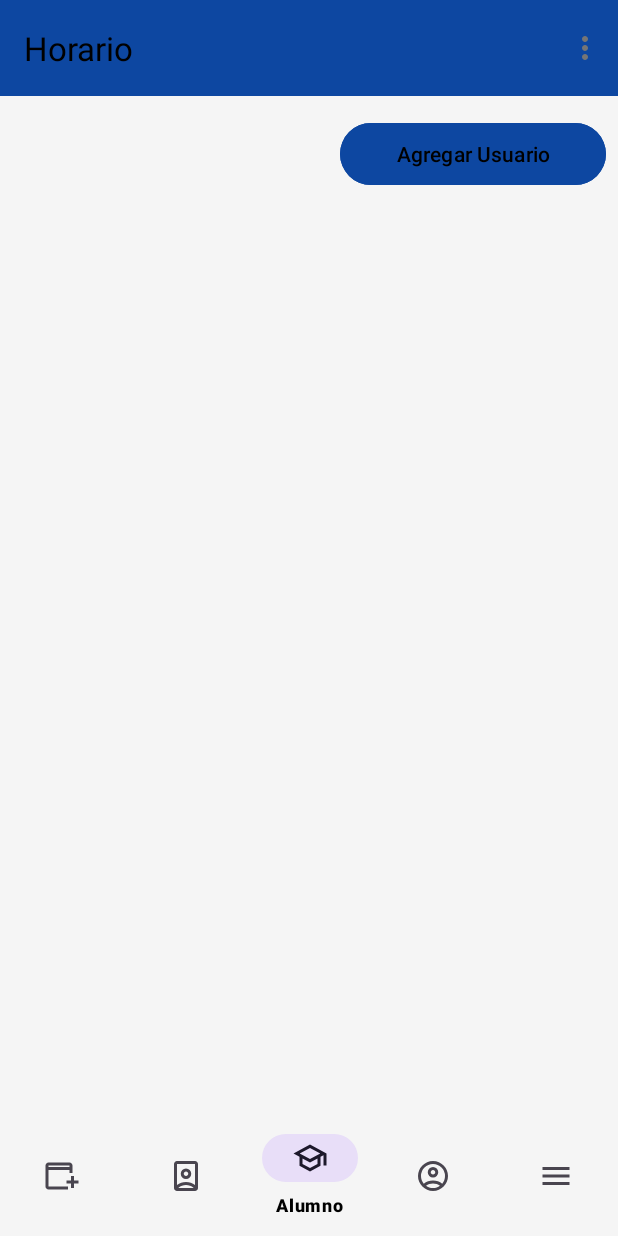
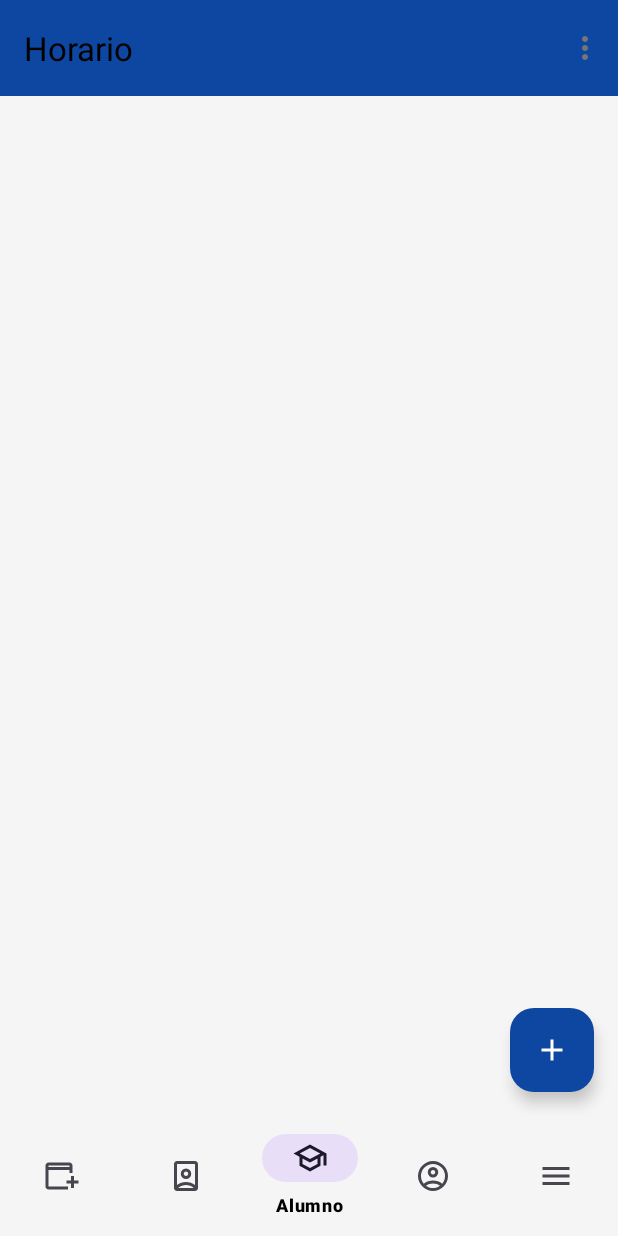
Before and after one commit to dsaulcuevaramos/ProyectMovil, an Android app: the UsuarioAll screen opened directly, with no data from a screen before it, item 3 of the bottom bar chosen, on a phone screen of 412 x 824 dp. Run offline under Robolectric (Android 15) with nearby library versions, the phone set to English and light mode, and no system bars.

Commit message:
fix: cambio de estilo boton agregar

```diff
--- a/app/src/main/java/com/codedev/proyectmovil/Fragments/UsuarioAll.java
+++ b/app/src/main/java/com/codedev/proyectmovil/Fragments/UsuarioAll.java
@@ -20,6 +20,7 @@ import com.codedev.proyectmovil.Helpers.Usuario.UsuarioDAO;
 import com.codedev.proyectmovil.Models.UsuarioModel;
 import com.codedev.proyectmovil.R;
 import com.codedev.proyectmovil.Utils.ToastUtil;
+import com.google.android.material.floatingactionbutton.FloatingActionButton;
 import com.google.android.material.snackbar.Snackbar;
 
 import java.util.List;
@@ -34,7 +35,8 @@ public class UsuarioAll extends Fragment {
     EditText edtNombre;
     EditText edtCorreo;
     EditText edtContra;
-    Button btnAgregar, btnGuardar;
+    FloatingActionButton btnAgregar;
+    Button btnGuardar;
 
     public UsuarioAll() {
     }
--- /dev/null
+++ b/app/src/main/res/drawable/ic_add.xml
@@ -0,0 +1,9 @@
+<vector xmlns:android="http://schemas.android.com/apk/res/android"
+    android:width="24dp"
+    android:height="24dp"
+    android:viewportWidth="960"
+    android:viewportHeight="960">
+  <path
+      android:pathData="M440,520L200,520v-80h240v-240h80v240h240v80L520,520v240h-80v-240Z"
+      android:fillColor="#e3e3e3"/>
+</vector>
--- a/app/src/main/res/layout/usuario_fragment_all.xml
+++ b/app/src/main/res/layout/usuario_fragment_all.xml
@@ -1,5 +1,5 @@
 <?xml version="1.0" encoding="utf-8"?>
-<LinearLayout xmlns:android="http://schemas.android.com/apk/res/android"
+<androidx.coordinatorlayout.widget.CoordinatorLayout xmlns:android="http://schemas.android.com/apk/res/android"
     xmlns:app="http://schemas.android.com/apk/res-auto"
     xmlns:tools="http://schemas.android.com/tools"
     android:id="@+id/main"
@@ -8,22 +8,20 @@
     android:orientation="vertical"
     tools:context=".Fragments.UsuarioAll">
 
-    <com.google.android.material.button.MaterialButton
-        android:id="@+id/btnAgregarUsuario"
-        android:layout_width="177dp"
-        android:layout_height="61dp"
-        android:layout_gravity="clip_horizontal|center|end"
-        android:layout_margin="8dp"
-        android:backgroundTint="?attr/colorPrimary"
-        android:insetTop="10dp"
-        android:insetBottom="10dp"
-        android:text="@string/usuario_btn_agregar"
-        android:textColor="?attr/colorOnPrimary"
-        tools:ignore="VisualLintButtonSize" />
-
     <androidx.recyclerview.widget.RecyclerView
         android:id="@+id/recyclerUsuarios"
         android:layout_width="match_parent"
         android:layout_height="match_parent"
         android:padding="8dp" />
-</LinearLayout>
+
+    <com.google.android.material.floatingactionbutton.FloatingActionButton
+        android:id="@+id/btnAgregarUsuario"
+        android:layout_width="wrap_content"
+        android:layout_height="wrap_content"
+        android:layout_gravity="bottom|end"
+        android:backgroundTint="?attr/colorPrimary"
+        android:layout_margin="16dp"
+        android:contentDescription="@string/usuario_btn_agregar"
+        app:srcCompat="@drawable/ic_add"
+        app:tint="@color/white"/>
+</androidx.coordinatorlayout.widget.CoordinatorLayout>
--- a/app/src/main/res/layout/usuario_item.xml
+++ b/app/src/main/res/layout/usuario_item.xml
@@ -55,21 +55,23 @@
 
             <ImageButton
                 android:id="@+id/btnEditar"
-                android:layout_width="48dp"
+                android:layout_width="43dp"
                 android:layout_height="48dp"
                 android:background="?attr/selectableItemBackgroundBorderless"
                 android:contentDescription="@string/usuario_btn_editar"
                 app:srcCompat="@android:drawable/ic_menu_edit"
-                app:tint="?attr/colorPrimary" />
+                app:tint="?attr/colorPrimary"
+                tools:ignore="TouchTargetSizeCheck" />
 
             <ImageButton
                 android:id="@+id/btnEliminar"
-                android:layout_width="48dp"
+                android:layout_width="wrap_content"
                 android:layout_height="48dp"
                 android:background="?attr/selectableItemBackgroundBorderless"
                 android:contentDescription="@string/usuario_btn_eliminar"
                 app:srcCompat="@android:drawable/ic_menu_delete"
-                app:tint="?attr/colorError" />
+                app:tint="?attr/colorError"
+                tools:ignore="TouchTargetSizeCheck" />
         </LinearLayout>
 
     </RelativeLayout>
```
